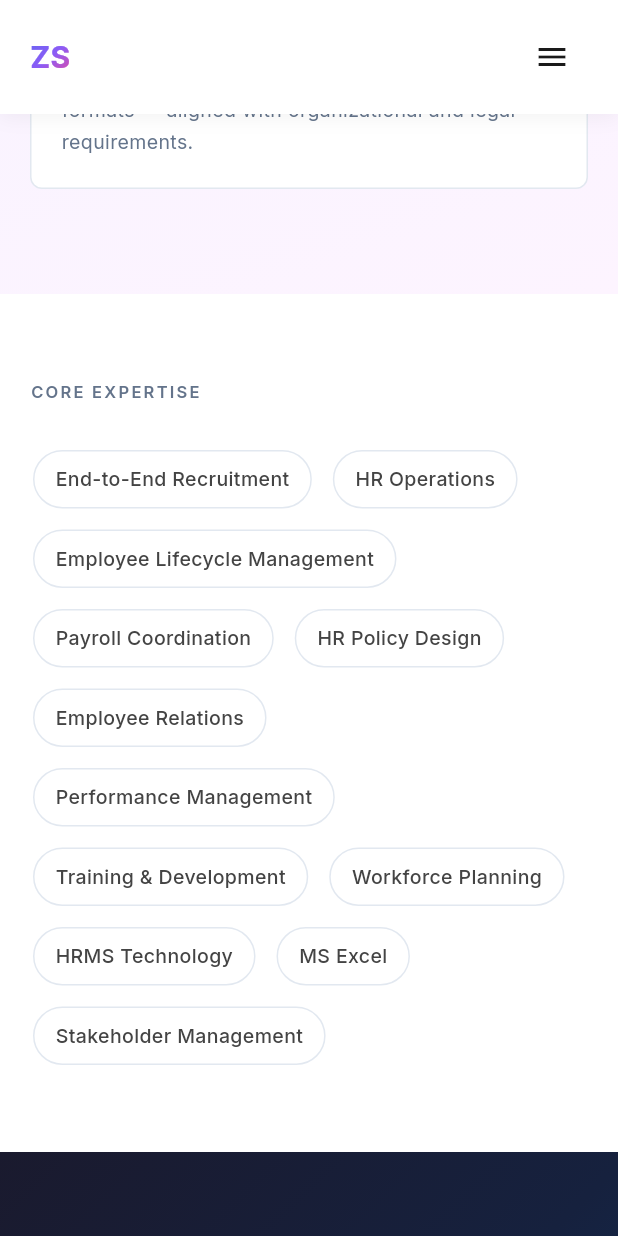
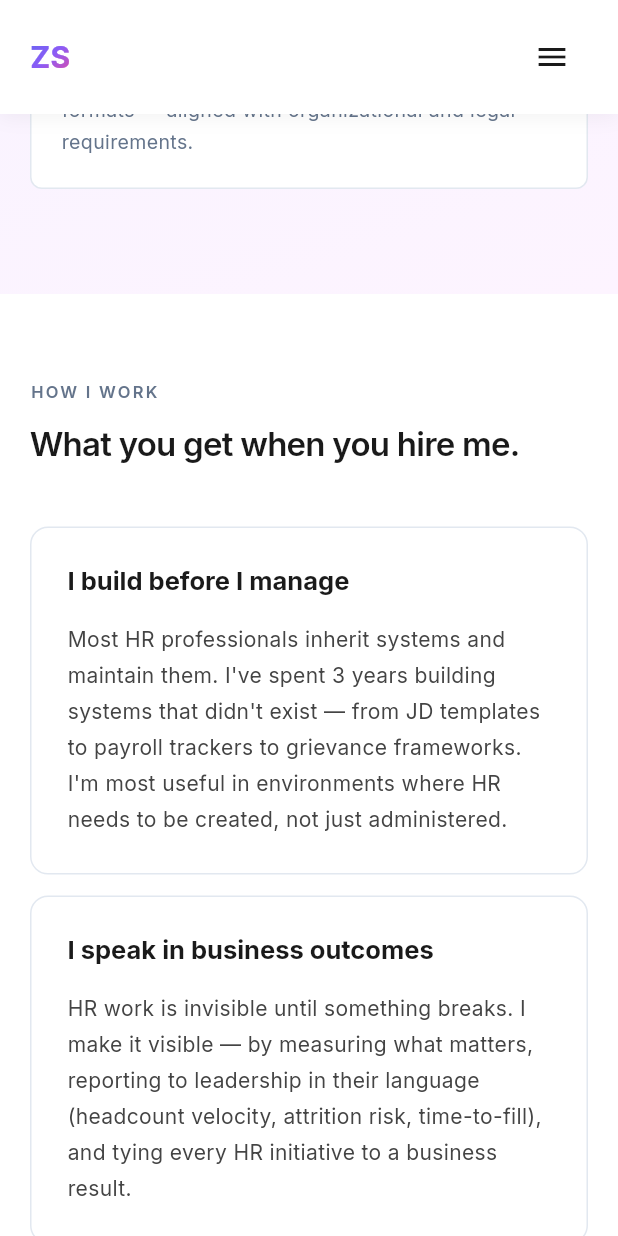
Before and after one commit to zubiasamreen8/zubia, a Flutter app: the screen it shows after launch, scrolled down 2880 dp, on a phone screen of 412 x 824 dp. Run offline on Flutter 3.47's test engine with Material 3 defaults, Android fonts, the phone set to English and light mode, and no system bars; our stand-ins replace flutter_animate, google_fonts, visibility_detector; network calls fail.

Commit message:
[FEAT]: Add How I Work and First 90 Days sections
How I Work:
- I build before I manage
- I speak in business outcomes
- I work best in startups

First 90 Days:
- Days 1-30: Understand before touching
- Days 31-60: Fix the foundation
- Days 61-90: Build for scale

Co-Authored-By: Zubia Samreen <zubiasamreen8@gmail.com>

```diff
--- a/lib/home_screen.dart
+++ b/lib/home_screen.dart
@@ -3,6 +3,8 @@ import 'sections/hero_section.dart';
 import 'sections/metrics_section.dart';
 import 'sections/case_studies_section.dart';
 import 'sections/systems_section.dart';
+import 'sections/how_i_work_section.dart';
+import 'sections/first_90_days_section.dart';
 import 'sections/skills_contact_section.dart';
 import 'widgets/app_theme.dart';
 import 'widgets/nav_bar.dart';
@@ -42,6 +44,8 @@ class _HomeScreenState extends State<HomeScreen> {
                 const MetricsSection(),
                 Container(key: _caseStudiesKey, child: const CaseStudiesSection()),
                 Container(key: _systemsKey, child: const SystemsSection()),
+                const HowIWorkSection(),
+                const First90DaysSection(),
                 const SkillsSection(),
                 Container(key: _contactKey, child: const ContactSection()),
               ],
--- /dev/null
+++ b/lib/sections/how_i_work_section.dart
@@ -0,0 +1,162 @@
+import 'package:flutter/material.dart';
+import 'package:zubia_portfolio/sections/case_studies_section.dart';
+import 'package:zubia_portfolio/widgets/app_theme.dart';
+import 'package:zubia_portfolio/widgets/responsive.dart';
+
+class HowIWorkSection extends StatelessWidget {
+  const HowIWorkSection({super.key});
+
+  static const List<_WorkCard> _cards = [
+    _WorkCard(
+      title: "I build before I manage",
+      description:
+          "Most HR professionals inherit systems and maintain them. I've spent 3 years building systems that didn't exist — from JD templates to payroll trackers to grievance frameworks. I'm most useful in environments where HR needs to be created, not just administered.",
+    ),
+    _WorkCard(
+      title: "I speak in business outcomes",
+      description:
+          "HR work is invisible until something breaks. I make it visible — by measuring what matters, reporting to leadership in their language (headcount velocity, attrition risk, time-to-fill), and tying every HR initiative to a business result.",
+    ),
+    _WorkCard(
+      title: "I work best in startups",
+      description:
+          "Not because large companies are bad — but because in a startup, HR decisions directly affect whether the company can grow. That urgency suits how I think. I've operated with full autonomy, zero playbook, and a mandate to figure it out. I know what that feels like and I'm good at it.",
+    ),
+  ];
+
+  @override
+  Widget build(BuildContext context) {
+    final r = context.responsive;
+
+    return Container(
+      padding: EdgeInsets.symmetric(
+        horizontal: r.pagePadding.left,
+        vertical: r.value(
+          mobileSmall: 48.0,
+          mobile: 56.0,
+          tablet: 72.0,
+          laptop: 80.0,
+          desktop: 80.0,
+        ),
+      ),
+      child: Column(
+        crossAxisAlignment: CrossAxisAlignment.start,
+        children: [
+          const SectionLabel(label: "How I Work"),
+          SizedBox(height: r.value(mobileSmall: 10.0, mobile: 12.0, tablet: 12.0)),
+          Text(
+            "What you get when you hire me.",
+            style: AppTheme.displaySmall(context)?.copyWith(
+                  fontSize: r.value(
+                    mobileSmall: 20.0,
+                    mobile: 22.0,
+                    tablet: 24.0,
+                    laptop: 26.0,
+                    desktop: 26.0,
+                  ),
+                  fontWeight: FontWeight.w600,
+                  height: 1.3,
+                ),
+          ),
+          SizedBox(height: r.value(mobileSmall: 32.0, mobile: 40.0, tablet: 48.0)),
+          _buildCards(context, r),
+        ],
+      ),
+    );
+  }
+
+  Widget _buildCards(BuildContext context, Responsive r) {
+    if (r.isMobileOrSmaller) {
+      return Column(
+        children: _cards
+            .map((card) => Padding(
+                  padding: EdgeInsets.only(bottom: r.value(mobileSmall: 12.0, mobile: 14.0)),
+                  child: _WorkCardWidget(card: card, compact: r.isMobileSmall),
+                ))
+            .toList(),
+      );
+    }
+
+    return Row(
+      crossAxisAlignment: CrossAxisAlignment.start,
+      children: _cards
+          .map((card) => Expanded(
+                child: Padding(
+                  padding: EdgeInsets.only(right: card == _cards.last ? 0 : 16),
+                  child: _WorkCardWidget(card: card),
+                ),
+              ))
+          .toList(),
+    );
+  }
+}
+
+class _WorkCard {
+  final String title;
+  final String description;
+
+  const _WorkCard({required this.title, required this.description});
+}
+
+class _WorkCardWidget extends StatefulWidget {
+  final _WorkCard card;
+  final bool compact;
+
+  const _WorkCardWidget({required this.card, this.compact = false});
+
+  @override
+  State<_WorkCardWidget> createState() => _WorkCardWidgetState();
+}
+
+class _WorkCardWidgetState extends State<_WorkCardWidget> {
+  bool _hovering = false;
+
+  @override
+  Widget build(BuildContext context) {
+    final r = context.responsive;
+
+    return MouseRegion(
+      onEnter: (_) => setState(() => _hovering = true),
+      onExit: (_) => setState(() => _hovering = false),
+      child: AnimatedContainer(
+        duration: const Duration(milliseconds: 200),
+        padding: EdgeInsets.all(_hovering ? 2 : 0),
+        decoration: BoxDecoration(
+          gradient: _hovering ? AppTheme.primaryGradient : null,
+          borderRadius: BorderRadius.circular(12),
+        ),
+        child: Container(
+          padding: EdgeInsets.all(
+            widget.compact ? 20 : r.value(mobile: 24.0, tablet: 28.0, laptop: 32.0, desktop: 32.0),
+          ),
+          decoration: BoxDecoration(
+            color: Colors.white,
+            border: _hovering ? null : Border.all(color: AppTheme.border),
+            borderRadius: BorderRadius.circular(_hovering ? 10 : 12),
+          ),
+          child: Column(
+            crossAxisAlignment: CrossAxisAlignment.start,
+            children: [
+              Text(
+                widget.card.title,
+                style: AppTheme.headlineMedium(context)?.copyWith(
+                      fontSize: widget.compact ? 16 : r.value(mobile: 17.0, tablet: 18.0, laptop: 18.0, desktop: 18.0),
+                      fontWeight: FontWeight.w700,
+                    ),
+              ),
+              SizedBox(height: widget.compact ? 12 : 16),
+              Text(
+                widget.card.description,
+                style: AppTheme.bodyMedium(context)?.copyWith(
+                      fontSize: widget.compact ? 13 : r.value(mobile: 14.0, tablet: 14.0, laptop: 15.0, desktop: 15.0),
+                      height: 1.7,
+                      color: AppTheme.accentLight,
+                    ),
+              ),
+            ],
+          ),
+        ),
+      ),
+    );
+  }
+}
```
Also changed, not shown: lib/sections/first_90_days_section.dart (added, +216 -0 lines).
